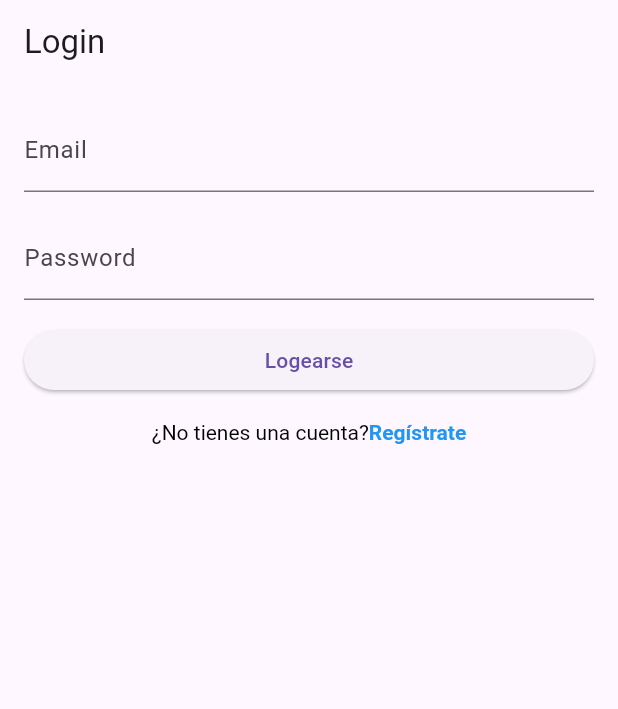
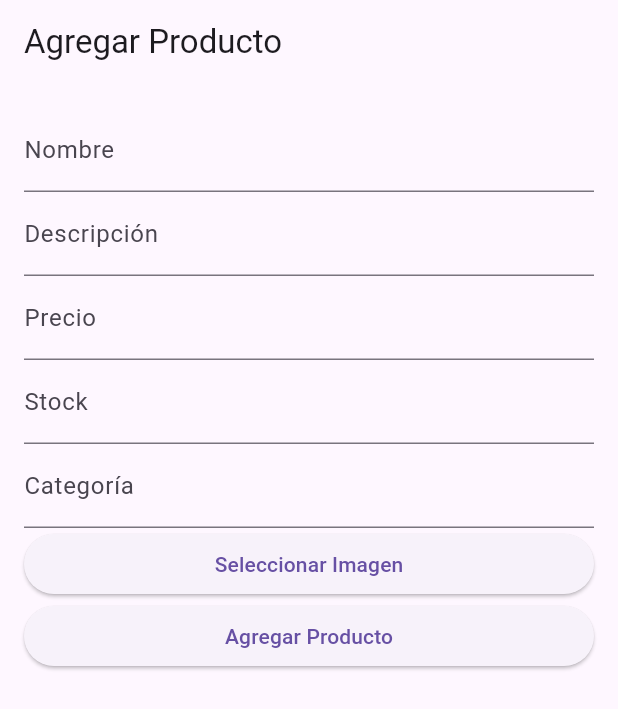
Before and after one commit to jjimealf/frontedLarpLand, a Flutter app: the screen it shows after launch, on a phone screen of 412 x 824 dp. Shown: the top 709 px of the screen. Run offline on Flutter 3.47's test engine with Material 3 defaults, Android fonts, the phone set to English and light mode, and no system bars; our stand-ins replace image_picker.

Commit message:
añadido de producto

```diff
--- a/lib/main.dart
+++ b/lib/main.dart
@@ -1,4 +1,5 @@
 import 'package:flutter/material.dart';
+import 'package:larpland/view/admin/product_register.dart';
 import 'package:larpland/view/login/login.dart';
 
 void main() {
@@ -12,7 +13,7 @@ class MyApp extends StatelessWidget {
   @override
   Widget build(BuildContext context) {
     return const MaterialApp(
-      home: LoginScreen(),
+      home: AddProductScreen(),
     );
   }
 }
--- /dev/null
+++ b/lib/service/product.dart
@@ -0,0 +1,25 @@
+import 'dart:convert';
+import 'dart:io';
+
+import 'package:larpland/model/product.dart';
+import 'package:http/http.dart' as http;
+
+Future<Product> addProduct(String name, String descripcion, String precio,
+    int stock, String categoria, File imagen) async {
+  final response = await http.post(
+    Uri.parse('http://10.0.2.2:8000/api/products'),
+    body: {
+      'nombre': name,
+      'descripcion': descripcion,
+      'precio': precio,
+      'stock': stock.toString(),
+      'categoria': categoria,
+      'imagen': imagen.toString(),
+    },
+  );
+  if (response.statusCode == 201) {
+    return Product.fromJson(jsonDecode(response.body) as Map<String, dynamic>);
+  } else {
+    throw Exception('Fallo al agregar producto');
+  }
+}
--- /dev/null
+++ b/lib/view/admin/product_register.dart
@@ -0,0 +1,168 @@
+import 'dart:io';
+
+import 'package:flutter/material.dart';
+import 'package:image_picker/image_picker.dart';
+import 'package:larpland/model/product.dart';
+import 'package:larpland/service/product.dart';
+
+class AddProductScreen extends StatefulWidget {
+  const AddProductScreen({super.key});
+
+  @override
+  State<AddProductScreen> createState() => _AddProductScreenState();
+}
+
+class _AddProductScreenState extends State<AddProductScreen> {
+
+  late Future<Product> futureProduct;
+
+  final GlobalKey<FormState> _formKey = GlobalKey<FormState>();
+
+  TextEditingController nameController = TextEditingController();
+  TextEditingController descriptionController = TextEditingController();
+  TextEditingController priceController = TextEditingController();
+  TextEditingController stockController = TextEditingController();
+  TextEditingController categoryController = TextEditingController();
+  File? image;
+
+  bool _validateAndSave() {
+    final form = _formKey.currentState;
+    if (form!.validate()) {
+      form.save();
+      return true;
+    }
+    return false;
+  }
+
+  void _validateAndSubmit() async {
+    if (_validateAndSave()) {
+      try {
+        futureProduct = addProduct(
+          nameController.text,
+          descriptionController.text,
+          priceController.text,
+          stockController.text as int,
+          categoryController.text,
+          image!,
+        );
+        showDialog(
+          context: context,
+          builder: (context) => AlertDialog(
+            title: const Text('Producto Agregado'),
+            content: const Text('El producto ha sido agregado exitosamente'),
+            actions: [
+              TextButton(
+                onPressed: () => Navigator.pushReplacement(
+                  context,
+                  MaterialPageRoute(
+                    builder: (context) => const AddProductScreen(),
+                  ),
+                ),
+                child: const Text('OK'),
+              ),
+            ],
+          ),
+        );
+      } catch (e) {
+        showDialog(
+          context: context,
+          builder: (context) => AlertDialog(
+            title: const Text('Error'),
+            content: const Text('Ha ocurrido un error al agregar el producto'),
+            actions: [
+              TextButton(
+                onPressed: () => Navigator.pop(context),
+                child: const Text('OK'),
+              ),
+            ],
+          ),
+        );
+      }
+    }
+  }
+
+  @override
+  Widget build(BuildContext context) {
+    return Scaffold(
+      appBar: AppBar(
+        title: const Text('Agregar Producto'),
+      ),
+      body: Padding(
+        padding: const EdgeInsets.all(16.0),
+        child: Form(
+          key: _formKey,
+          child: ListView(
+            children: [
+              TextFormField(
+                controller: nameController,
+                decoration: const InputDecoration(labelText: 'Nombre'),
+                validator: (value) {
+                  if (value!.isEmpty) {
+                    return 'Por favor ingrese el nombre del producto';
+                  }
+                  return null;
+                },
+              ),
+              TextFormField(
+                controller: descriptionController,
+                decoration: const InputDecoration(labelText: 'Descripción'),
+                validator: (value) {
+                  if (value!.isEmpty) {
+                    return 'Por favor ingrese la descripción del producto';
+                  }
+                  return null;
+                },
+              ),
+              TextFormField(
+                controller: priceController,
+                decoration: const InputDecoration(labelText: 'Precio'),
+                validator: (value) {
+                  if (value!.isEmpty) {
+                    return 'Por favor ingrese el precio del producto';
+                  }
+                  return null;
+                },
+              ),
+              TextFormField(
+                controller: stockController,
+                decoration: const InputDecoration(labelText: 'Stock'),
+                validator: (value) {
+                  if (value!.isEmpty) {
+                    return 'Por favor ingrese el stock del producto';
+                  }
+                  return null;
+                },
+              ),
+              TextFormField(
+                controller: categoryController,
+                decoration: const InputDecoration(labelText: 'Categoría'),
+                validator: (value) {
+                  if (value!.isEmpty) {
+                    return 'Por favor ingrese la categoría del producto';
+                  }
+                  return null;
+                },
+              ),
+              ElevatedButton(
+                onPressed: () async {
+                  final picker = ImagePicker();
+                  final pickedFile = await picker.pickImage(source: ImageSource.camera);
+                  setState(() {
+                    image = File(pickedFile!.path);
+                  });
+                },
+                child: const Text('Seleccionar Imagen'),
+              ),
+              if (image != null) Image.file(image!),
+              ElevatedButton(
+                onPressed: _validateAndSubmit,
+                child: const Text('Agregar Producto'),
+              ),
+            ],
+          ),
+        ),
+      ),
+    );
+  }
+
+}
--- a/lib/view/admin/users_list.dart
+++ b/lib/view/admin/users_list.dart
@@ -47,7 +47,7 @@ class _UsersListState extends State<UsersList> {
   }
 
   Future<List<User>> fetchUserList() async {
-    final response = await http.get(Uri.parse('http://127.0.0.1:8000/api/users'));
+    final response = await http.get(Uri.parse('http://10.0.2.2:8000/api/users'));
     if (response.statusCode == 200) {
       return List<User>.from(jsonDecode(response.body).map((user) => User.fromJson(user)));
     } else {
--- a/pubspec.yaml
+++ b/pubspec.yaml
@@ -34,6 +34,7 @@ dependencies:
   flutter_signin_button: ^2.0.0
   http: ^1.2.1
   dio: ^5.4.3+1
+  image_picker: ^1.1.2
 
 dev_dependencies:
   flutter_lints: ^3.0.0
```
Also changed, not shown: lib/view/admin/product_list.dart (+20 -2 lines), pubspec.lock, 5 other files.
